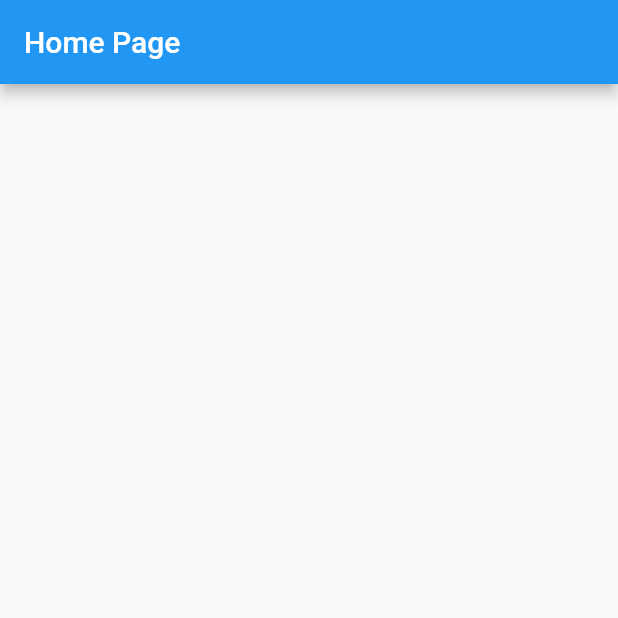
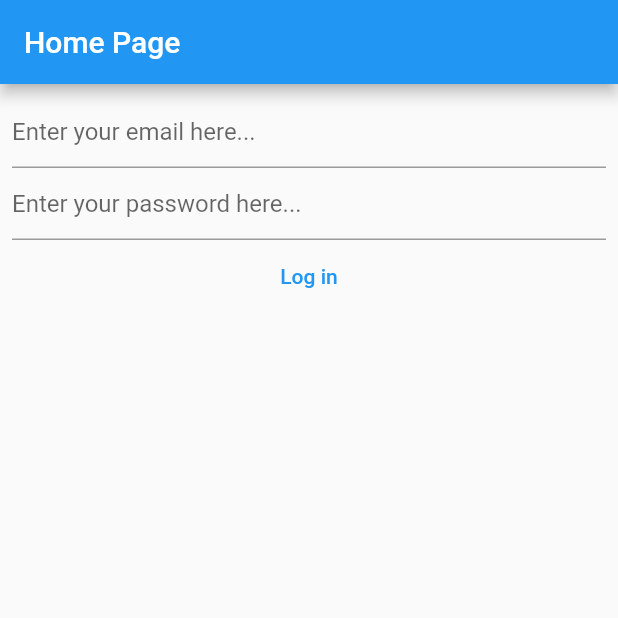
Before and after one commit to josgar14/testingbloc_course-example-4, a Flutter app: the screen it shows after launch, on a phone screen of 412 x 824 dp, the top half of it. Run offline on Flutter 3.47's test engine with Material 2 defaults, Android fonts, the phone set to English and light mode, and no system bars; our stand-ins replace bloc, flutter_bloc, flutter_hooks.

Commit message:
fake login loading notes with bloc

```diff
--- /dev/null
+++ b/lib/apis/login_api.dart
@@ -0,0 +1,25 @@
+import 'package:flutter/foundation.dart' show immutable;
+import 'package:testingbloc_course/models.dart';
+
+@immutable
+abstract class LoginApiProtocol {
+  const LoginApiProtocol();
+
+  Future<LoginHandle?> login({
+    required String email,
+    required String password,
+  });
+}
+
+@immutable
+class LoginApi implements LoginApiProtocol {
+  @override
+  Future<LoginHandle?> login({
+    required String email,
+    required String password,
+  }) =>
+      Future.delayed(
+        const Duration(seconds: 2),
+        () => email == 'foo@bar.com' && password == 'foobar',
+      ).then((isLoggedIn) => isLoggedIn ? const LoginHandle.fooBar() : null);
+}
--- /dev/null
+++ b/lib/apis/notes_api.dart
@@ -0,0 +1,23 @@
+import 'package:flutter/foundation.dart' show immutable;
+import 'package:testingbloc_course/models.dart';
+
+@immutable
+abstract class NotesApiProtocol {
+  const NotesApiProtocol();
+
+  Future<Iterable<Note>?> getNotes({
+    required LoginHandle loginHandle,
+  });
+}
+
+@immutable
+class NotesApi implements NotesApiProtocol {
+  @override
+  Future<Iterable<Note>?> getNotes({
+    required LoginHandle loginHandle,
+  }) =>
+      Future.delayed(
+        const Duration(seconds: 2),
+        () => loginHandle == const LoginHandle.fooBar() ? mockNotes : null,
+      );
+}
--- /dev/null
+++ b/lib/bloc/actions.dart
@@ -0,0 +1,22 @@
+import 'package:flutter/foundation.dart' show immutable;
+
+@immutable
+abstract class AppAction {
+  const AppAction();
+}
+
+@immutable
+class LoginAction implements AppAction {
+  final String email;
+  final String password;
+
+  const LoginAction({
+    required this.email,
+    required this.password,
+  });
+}
+
+@immutable
+class LoadNotesAction implements AppAction {
+  const LoadNotesAction();
+}
--- /dev/null
+++ b/lib/bloc/app_bloc.dart
@@ -0,0 +1,81 @@
+import 'package:bloc/bloc.dart';
+import 'package:testingbloc_course/apis/login_api.dart';
+import 'package:testingbloc_course/apis/notes_api.dart';
+import 'package:testingbloc_course/bloc/actions.dart';
+import 'package:testingbloc_course/bloc/app_state.dart';
+import 'package:testingbloc_course/models.dart';
+
+class AppBloc extends Bloc<AppAction, AppState> {
+  final LoginApiProtocol loginApi;
+  final NotesApiProtocol notesApi;
+
+  AppBloc({
+    required this.loginApi,
+    required this.notesApi,
+  }) : super(
+          const AppState.empty(),
+        ) {
+    on<LoginAction>(
+      (event, emit) async {
+        //start loading
+        emit(
+          const AppState(
+            isLoading: true,
+            loginError: null,
+            loginHandle: null,
+            fetchedNotes: null,
+          ),
+        );
+        // log the user in
+        final loginHandle = await loginApi.login(
+          email: event.email,
+          password: event.password,
+        );
+        emit(
+          AppState(
+            isLoading: false,
+            loginError: loginHandle == null ? LoginErrors.invalidHandle : null,
+            loginHandle: loginHandle,
+            fetchedNotes: null,
+          ),
+        );
+      },
+    );
+    on<LoadNotesAction>(
+      (event, emit) async {
+        emit(
+          AppState(
+            isLoading: true,
+            loginError: null,
+            loginHandle: state.loginHandle,
+            fetchedNotes: null,
+          ),
+        );
+        //get the login handle
+        final loginHandle = state.loginHandle;
+        if (loginHandle != const LoginHandle.fooBar()) {
+          emit(
+            AppState(
+              isLoading: false,
+              loginError: LoginErrors.invalidHandle,
+              loginHandle: loginHandle,
+              fetchedNotes: null,
+            ),
+          );
+          return;
+        }
+        // we have a valid login hadle and want to fetch notes
+        final notes = await notesApi.getNotes(loginHandle: loginHandle!);
+
+        emit(
+          AppState(
+            isLoading: false,
+            loginError: null,
+            loginHandle: loginHandle,
+            fetchedNotes: notes,
+          ),
+        );
+      },
+    );
+  }
+}
--- /dev/null
+++ b/lib/bloc/app_state.dart
@@ -0,0 +1,31 @@
+import 'package:flutter/foundation.dart' show immutable;
+import 'package:testingbloc_course/models.dart';
+
+@immutable
+class AppState {
+  final bool isLoading;
+  final LoginErrors? loginError;
+  final LoginHandle? loginHandle;
+  final Iterable<Note>? fetchedNotes;
+
+  const AppState.empty()
+      : isLoading = false,
+        loginError = null,
+        loginHandle = null,
+        fetchedNotes = null;
+
+  const AppState({
+    required this.isLoading,
+    required this.loginError,
+    required this.loginHandle,
+    required this.fetchedNotes,
+  });
+
+  @override
+  String toString() => {
+        'isLoading': isLoading,
+        'loginError': loginError,
+        'loginHandle': loginHandle,
+        'fetchedNotes': fetchedNotes,
+      }.toString();
+}
--- /dev/null
+++ b/lib/dialogs/loading_screen_controller.dart
@@ -0,0 +1,15 @@
+import 'package:flutter/foundation.dart' show immutable;
+
+typedef CloseLoadingScreen = bool Function();
+typedef UpdateLoadingScreen = bool Function(String text);
+
+@immutable
+class LoadingScreenController {
+  final CloseLoadingScreen close;
+  final UpdateLoadingScreen update;
+
+  const LoadingScreenController({
+    required this.close,
+    required this.update,
+  });
+}
--- a/lib/main.dart
+++ b/lib/main.dart
@@ -1,4 +1,17 @@
 import 'package:flutter/material.dart';
+import 'package:flutter_bloc/flutter_bloc.dart';
+import 'package:testingbloc_course/apis/login_api.dart';
+import 'package:testingbloc_course/apis/notes_api.dart';
+import 'package:testingbloc_course/bloc/actions.dart';
+import 'package:testingbloc_course/bloc/app_state.dart';
+import 'package:testingbloc_course/dialogs/generic_dialog.dart';
+import 'package:testingbloc_course/dialogs/loading_screen.dart';
+import 'package:testingbloc_course/models.dart';
+import 'package:testingbloc_course/string.dart';
+import 'package:testingbloc_course/views/iterable_list_view.dart';
+import 'package:testingbloc_course/views/login_view.dart';
+
+import 'bloc/app_bloc.dart';
 
 void main() {
   runApp(
@@ -21,9 +34,64 @@ class HomePage extends StatefulWidget {
 class _HomePageState extends State<HomePage> {
   @override
   Widget build(BuildContext context) {
-    return Scaffold(
-      appBar: AppBar(
-        title: const Text('Home Page'),
+    return BlocProvider(
+      create: (context) => AppBloc(
+        loginApi: LoginApi(),
+        notesApi: NotesApi(),
+      ),
+      child: Scaffold(
+        appBar: AppBar(
+          title: const Text('Home Page'),
+        ),
+        body: BlocConsumer<AppBloc, AppState>(
+          builder: (context, appState) {
+            final notes = appState.fetchedNotes;
+            if (notes == null) {
+              return LoginView(
+                onLoginTapped: (email, password) {
+                  context.read<AppBloc>().add(
+                        LoginAction(
+                          email: email,
+                          password: password,
+                        ),
+                      );
+                },
+              );
+            } else {
+              return notes.toListView();
+            }
+          },
+          listener: (context, appState) {
+            // loading screen
+            if (appState.isLoading) {
+              LoadingScreen.instance().show(
+                context: context,
+                text: pleaseWait,
+              );
+            } else {
+              LoadingScreen.instance().hide();
+            }
+            // display possible errors.
+            final loginError = appState.loginError;
+            if (loginError != null) {
+              showGenericDialog<bool>(
+                context: context,
+                title: loginErrorDialogTitle,
+                content: loginErrorDialogContent,
+                optionsBuilder: () => {ok: true},
+              );
+            }
+            // if we are logged in, but we have no fetched notes, fetch them now.
+            if (appState.isLoading == false &&
+                appState.loginError == null &&
+                appState.loginHandle == const LoginHandle.fooBar() &&
+                appState.fetchedNotes == null) {
+              context.read<AppBloc>().add(
+                    const LoadNotesAction(),
+                  );
+            }
+          },
+        ),
       ),
     );
   }
--- /dev/null
+++ b/lib/models.dart
@@ -0,0 +1,40 @@
+import 'package:flutter/foundation.dart' show immutable;
+
+@immutable
+class LoginHandle {
+  final String token;
+
+  const LoginHandle({
+    required this.token,
+  });
+
+  const LoginHandle.fooBar() : token = 'foobar';
+
+  @override
+  bool operator ==(covariant LoginHandle other) => token == other.token;
+
+  @override
+  int get hashCode => token.hashCode;
+
+  @override
+  String toString() => 'LoginHandle (token = $token)';
+}
+
+enum LoginErrors { invalidHandle }
+
+@immutable
+class Note {
+  final String title;
+
+  const Note({
+    required this.title,
+  });
+
+  @override
+  String toString() => 'Note (title = $title)';
+}
+
+final mockNotes = Iterable.generate(
+  3,
+  (i) => Note(title: 'Note ${i + 1}'),
+);
--- /dev/null
+++ b/lib/string.dart
@@ -0,0 +1,13 @@
+const emailOrPasswordEmptyDialogTitle =
+    'Please fill in both email and the password fields';
+const emailOrPasswordEmptyDescription =
+    'You seem to have forgotten to enter either the email or the password field, or both. Please enter a valid email and password to continue!';
+const loginErrorDialogTitle = 'Login error';
+const loginErrorDialogContent =
+    'Invalid email/password combination. Please try again with valid login credentials!';
+const pleaseWait = 'Please wait...';
+const enterYourPasswordHere = 'Enter your password here...';
+const enterYourEmailHere = 'Enter your email here...';
+const ok = 'OK';
+const login = 'Log in';
+const homePage = 'Home Page';
--- /dev/null
+++ b/lib/views/email_text_field.dart
@@ -0,0 +1,23 @@
+import 'package:flutter/material.dart';
+import 'package:testingbloc_course/string.dart' show enterYourEmailHere;
+
+class EmailTextField extends StatelessWidget {
+  final TextEditingController emailController;
+
+  const EmailTextField({
+    Key? key,
+    required this.emailController,
+  }) : super(key: key);
+
+  @override
+  Widget build(BuildContext context) {
+    return TextField(
+      controller: emailController,
+      keyboardType: TextInputType.emailAddress,
+      autocorrect: false,
+      decoration: const InputDecoration(
+        hintText: enterYourEmailHere,
+      ),
+    );
+  }
+}
--- /dev/null
+++ b/lib/views/login_button.dart
@@ -0,0 +1,47 @@
+import 'package:flutter/material.dart';
+import 'package:testingbloc_course/dialogs/generic_dialog.dart';
+import 'package:testingbloc_course/string.dart';
+
+typedef OnLoginTapped = void Function(
+  String email,
+  String password,
+);
+
+class LoginButton extends StatelessWidget {
+  final TextEditingController emailController;
+  final TextEditingController passwordController;
+  final OnLoginTapped onLoginTapped;
+
+  const LoginButton({
+    super.key,
+    required this.emailController,
+    required this.passwordController,
+    required this.onLoginTapped,
+  });
+
+  @override
+  Widget build(BuildContext context) {
+    return TextButton(
+      onPressed: () {
+        final email = emailController.text;
+        final password = passwordController.text;
+        if (email.isEmpty || password.isEmpty) {
+          showGenericDialog<bool>(
+            context: context,
+            title: emailOrPasswordEmptyDialogTitle,
+            content: emailOrPasswordEmptyDescription,
+            optionsBuilder: () => {
+              ok: true,
+            },
+          );
+        } else {
+          onLoginTapped(
+            email,
+            password,
+          );
+        }
+      },
+      child: const Text(login),
+    );
+  }
+}
--- /dev/null
+++ b/lib/views/login_view.dart
@@ -0,0 +1,38 @@
+import 'package:flutter/material.dart';
+import 'package:flutter_hooks/flutter_hooks.dart';
+import 'package:testingbloc_course/views/email_text_field.dart';
+import 'package:testingbloc_course/views/login_button.dart';
+import 'package:testingbloc_course/views/password_text_field.dart';
+
+class LoginView extends HookWidget {
+  final OnLoginTapped onLoginTapped;
+
+  const LoginView({
+    super.key,
+    required this.onLoginTapped,
+  });
+
+  @override
+  Widget build(BuildContext context) {
+    final emailController = useTextEditingController();
+    final passwordController = useTextEditingController();
+    return Padding(
+      padding: const EdgeInsets.all(8.0),
+      child: Column(
+        children: [
+          EmailTextField(
+            emailController: emailController,
+          ),
+          PasswordTextField(
+            passwordController: passwordController,
+          ),
+          LoginButton(
+            emailController: emailController,
+            passwordController: passwordController,
+            onLoginTapped: onLoginTapped,
+          ),
+        ],
+      ),
+    );
+  }
+}
--- /dev/null
+++ b/lib/views/password_text_field.dart
@@ -0,0 +1,22 @@
+import 'package:flutter/material.dart';
+import 'package:testingbloc_course/string.dart';
+
+class PasswordTextField extends StatelessWidget {
+  final TextEditingController passwordController;
+  const PasswordTextField({
+    Key? key,
+    required this.passwordController,
+  }) : super(key: key);
+
+  @override
+  Widget build(BuildContext context) {
+    return TextField(
+      controller: passwordController,
+      obscureText: true,
+      obscuringCharacter: '*',
+      decoration: const InputDecoration(
+        hintText: enterYourPasswordHere,
+      ),
+    );
+  }
+}
```
Also changed, not shown: lib/dialogs/generic_dialog.dart (added, +40 -0 lines), lib/dialogs/loading_screen.dart (added, +107 -0 lines), lib/views/iterable_list_view.dart (added, +27 -0 lines), 26 other files.
